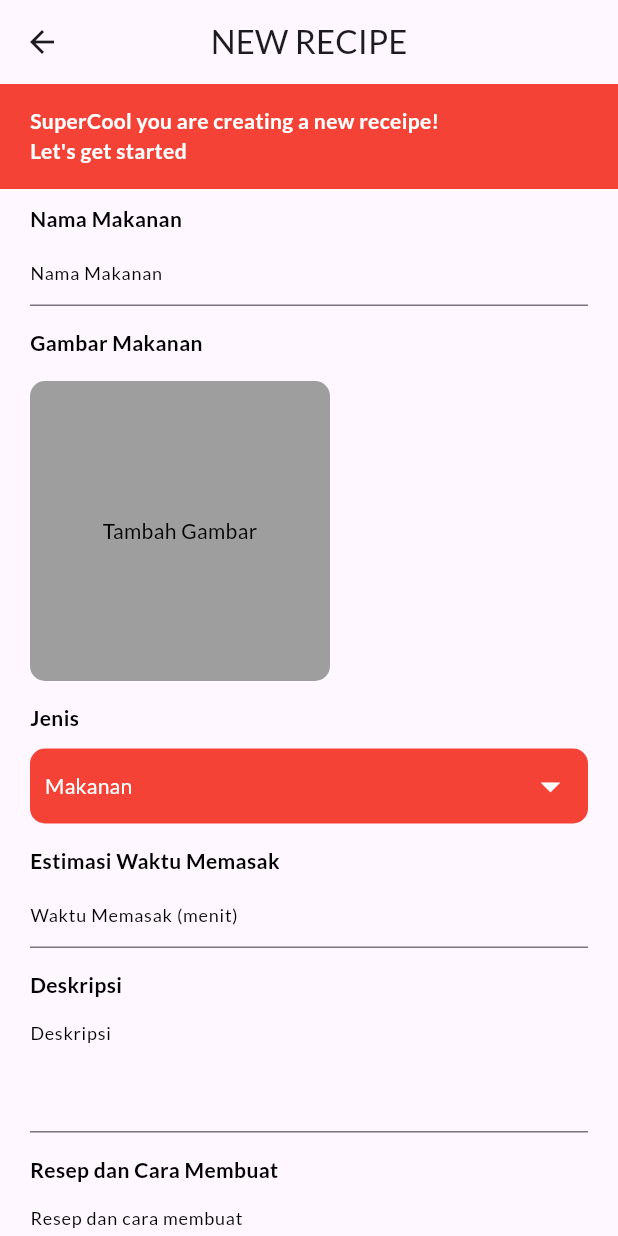
After one commit to bryanhanggara/dapur-mama, a Flutter app: the AddFoodView screen opened by its route, on a phone screen of 412 x 824 dp. The commit adds this screen. Run offline on Flutter 3.47's test engine with Material 3 defaults, Android fonts, the phone set to English and light mode, and no system bars; our stand-ins replace cached_network_image, cloud_firestore, firebase_auth, firebase_core, firebase_storage, flutter_screenutil and 4 more; accounts and stored records are empty; network calls fail.

Commit message:
feat : add feature create recipe from firebase

```diff
--- /dev/null
+++ b/lib/app/modules/AddFood/bindings/add_food_binding.dart
@@ -0,0 +1,12 @@
+import 'package:get/get.dart';
+
+import '../controllers/add_food_controller.dart';
+
+class AddFoodBinding extends Bindings {
+  @override
+  void dependencies() {
+    Get.lazyPut<AddFoodController>(
+      () => AddFoodController(),
+    );
+  }
+}
--- /dev/null
+++ b/lib/app/modules/AddFood/controllers/add_food_controller.dart
@@ -0,0 +1,107 @@
+import 'dart:io';
+
+import 'package:cloud_firestore/cloud_firestore.dart';
+import 'package:firebase_storage/firebase_storage.dart';
+import 'package:flutter/material.dart';
+import 'package:get/get.dart';
+import 'package:image_picker/image_picker.dart';
+
+class AddFoodController extends GetxController {
+  final image = XFile("").obs;
+
+  CollectionReference ref = FirebaseFirestore.instance.collection('Food');
+
+  TextEditingController namaController = TextEditingController();
+  TextEditingController waktupembuatanController = TextEditingController();
+  TextEditingController deskripsiController = TextEditingController();
+  TextEditingController resepController = TextEditingController();
+
+  final selectJenis = ['All', 'Makanan', 'Minuman', 'Kuah'];
+
+  final selectedJenis = "Makanan".obs;
+
+  //method untuk get image dari galeri/kamera
+  Future getImage(bool gallery) async {
+    ImagePicker picker = ImagePicker();
+
+    XFile? pickedFile;
+
+    if (gallery) {
+      pickedFile = await picker.pickImage(
+        source: ImageSource.gallery,
+      );
+    } else {
+      pickedFile = await picker.pickImage(
+        source: ImageSource.camera,
+      );
+    }
+
+    if (pickedFile != null) {
+      image.value = pickedFile;
+    }
+  }
+
+  //method untuk upload ke firestore
+  Future<String> uploadFile(File image) async {
+    final storageReference = FirebaseStorage.instance.ref().child(
+          'Menu/${image.path}',
+        );
+    await storageReference.putFile(image);
+    String returnUrl = "";
+
+    await storageReference.getDownloadURL().then(
+      (fileURL) {
+        returnUrl = fileURL;
+      },
+    );
+    return returnUrl;
+  }
+
+  //method untuk save image dan gambar
+  Future<void> saveImages(
+    File images,
+    String nama,
+    int waktuPembuatan,
+    String deskripsi,
+    String jenis,
+    String resep,
+  ) async {
+    Get.bottomSheet(
+      Container(
+        height: 80,
+        alignment: Alignment.center,
+        decoration: BoxDecoration(
+          color: Colors.white,
+          borderRadius: BorderRadius.only(
+            topLeft: Radius.circular(20),
+            topRight: Radius.circular(20),
+          ),
+        ),
+        child: Row(
+          mainAxisAlignment: MainAxisAlignment.spaceEvenly,
+          children: [
+            CircularProgressIndicator(),
+            Text("Loading"),
+          ],
+        ),
+      ),
+    );
+    //upload ke firestore dan simpan pada imageUrl
+    String imageUrl = await uploadFile(images);
+    final refDoc = ref.doc();
+
+    //upload data resep ke firestore dan simpan url gabar yg sudah diupload
+    final data = {
+      "id": refDoc.id,
+      "nama": nama,
+      "deskripsi": deskripsi,
+      "waktu_pembuatan": waktuPembuatan,
+      "jenis": jenis,
+      "resep": resep,
+      "images": imageUrl
+    };
+
+    refDoc.set(data);
+    Get.back();
+  }
+}
--- /dev/null
+++ b/lib/app/modules/AddFood/views/add_food_view.dart
@@ -0,0 +1,279 @@
+import 'dart:io';
+
+import 'package:flutter/material.dart';
+
+import 'package:get/get.dart';
+import 'package:image_picker/image_picker.dart';
+import 'package:myapp/app/components/snackbar.dart';
+
+import '../controllers/add_food_controller.dart';
+
+class AddFoodView extends GetView<AddFoodController> {
+  const AddFoodView({super.key});
+  @override
+  Widget build(BuildContext context) {
+    final Snackbar snackbar = Snackbar();
+    return Scaffold(
+      appBar: AppBar(
+        title: const Text('NEW RECIPE'),
+        centerTitle: true,
+      ),
+      body: Obx(
+        () => SingleChildScrollView(
+          child: Column(
+            children: [
+              Container(
+                padding: EdgeInsets.symmetric(horizontal: 20),
+                height: 70,
+                alignment: Alignment.centerLeft,
+                width: double.infinity,
+                decoration: BoxDecoration(color: Colors.red),
+                child: Text(
+                  "SuperCool you are creating a new receipe! \n"
+                  "Let's get started",
+                  style: TextStyle(
+                    color: Colors.white,
+                    fontWeight: FontWeight.bold,
+                  ),
+                ),
+              ),
+              Padding(
+                padding: EdgeInsets.symmetric(horizontal: 20, vertical: 10),
+                child: Column(
+                  crossAxisAlignment: CrossAxisAlignment.start,
+                  mainAxisAlignment: MainAxisAlignment.start,
+                  children: [
+                    Text(
+                      "Nama Makanan",
+                      style: TextStyle(
+                        fontWeight: FontWeight.bold,
+                        fontSize: 14,
+                      ),
+                    ),
+                    TextField(
+                      controller: controller.namaController,
+                      decoration: InputDecoration(
+                        hintText: "Nama Makanan",
+                        hintStyle: TextStyle(
+                          color: Colors.black,
+                          fontSize: 12,
+                        ),
+                      ),
+                    ),
+                    SizedBox(
+                      height: 15,
+                    ),
+                    Text(
+                      "Gambar Makanan",
+                      style: TextStyle(
+                        fontWeight: FontWeight.bold,
+                        fontSize: 14,
+                      ),
+                    ),
+                    SizedBox(
+                      height: 15,
+                    ),
+                    Row(
+                      children: [
+                        controller.image.value.path != ""
+                            ? ClipRRect(
+                                borderRadius: BorderRadius.circular(10),
+                                child: Image.file(
+                                  File(controller.image.value.path),
+                                  height: 200,
+                                  width: 200,
+                                  fit: BoxFit.cover,
+                                ),
+                              )
+                            : GestureDetector(
+                                onTap: () async {
+                                  await controller.getImage(true);
+                                },
+                                child: Container(
+                                  height: 200,
+                                  width: 200,
+                                  decoration: BoxDecoration(
+                                    color: Colors.grey,
+                                    borderRadius: BorderRadius.circular(10),
+                                  ),
+                                  child: Center(
+                                    child: Text("Tambah Gambar"),
+                                  ),
+                                ),
+                              ),
+                        Obx(
+                          () => Center(
+                            child: controller.image.value.path != ""
+                                ? IconButton(
+                                    onPressed: () async {
+                                      controller.image.value = XFile("");
+                                    },
+                                    icon: Icon(
+                                      Icons.delete,
+                                    ),
+                                  )
+                                : SizedBox(),
+                          ),
+                        ),
+                      ],
+                    ),
+                    SizedBox(
+                      height: 15,
+                    ),
+                    Text(
+                      "Jenis",
+                      style: TextStyle(
+                        color: Colors.black,
+                        fontWeight: FontWeight.bold,
+                        fontSize: 14,
+                      ),
+                    ),
+                    SizedBox(
+                      height: 10,
+                    ),
+                    Container(
+                      width: double.infinity,
+                      height: 50,
+                      padding: EdgeInsets.symmetric(
+                        horizontal: 10,
+                        vertical: 5,
+                      ),
+                      decoration: BoxDecoration(
+                        color: Colors.red,
+                        borderRadius: BorderRadius.circular(10),
+                      ),
+                      child: DropdownButton(
+                          alignment: Alignment.center,
+                          isExpanded: true,
+                          underline: const SizedBox(),
+                          iconSize: 30,
+                          dropdownColor: Colors.red,
+                          value: controller.selectedJenis.value,
+                          icon: const Icon(Icons.arrow_drop_down,
+                              color: Colors.white),
+                          items: controller.selectJenis.map((String items) {
+                            return DropdownMenuItem(
+                              value: items,
+                              child: Text(items,
+                                  style: TextStyle(
+                                      fontSize: 14, color: Colors.white)),
+                            );
+                          }).toList(),
+                          onChanged: (String? newValue) {
+                            controller.selectedJenis.value =
+                                newValue.toString();
+                          }),
+                    ),
+                    SizedBox(
+                      height: 15,
+                    ),
+                    Text(
+                      "Estimasi Waktu Memasak",
+                      style: TextStyle(
+                        color: Colors.black,
+                        fontWeight: FontWeight.bold,
+                        fontSize: 14,
+                      ),
+                    ),
+                    TextField(
+                      controller: controller.waktupembuatanController,
+                      decoration: InputDecoration(
+                        hintText: "Waktu Memasak (menit)",
+                        hintStyle: TextStyle(
+                          color: Colors.black,
+                          fontSize: 12,
+                        ),
+                      ),
+                    ),
+                    SizedBox(
+                      height: 15,
+                    ),
+                    Text(
+                      "Deskripsi",
+                      style: TextStyle(
+                        color: Colors.black,
+                        fontWeight: FontWeight.bold,
+                        fontSize: 14,
+                      ),
+                    ),
+                    TextField(
+                      controller: controller.deskripsiController,
+                      decoration: InputDecoration(
+                        hintText: "Deskripsi",
+                        hintStyle: TextStyle(
+                          color: Colors.black,
+                          fontSize: 12,
+                        ),
+                      ),
+                      maxLines: 3,
+                    ),
+                    SizedBox(
+                      height: 15,
+                    ),
+                    Text(
+                      "Resep dan Cara Membuat",
+                      style: TextStyle(
+                        color: Colors.black,
+                        fontWeight: FontWeight.bold,
+                        fontSize: 14,
+                      ),
+                    ),
+                    TextField(
+                      controller: controller.resepController,
+                      decoration: InputDecoration(
+                        hintText: "Resep dan cara membuat",
+                        hintStyle: TextStyle(
+                          color: Colors.black,
+                          fontSize: 12,
+                        ),
+                      ),
+                      maxLines: 10,
+                    ),
+                    SizedBox(
+                      height: 15,
+                    ),
+                    Container(
+                      width: double.infinity,
+                      height: 50,
+                      child: ElevatedButton(
+                        onPressed: () async {
+                          if (controller.namaController.text.isEmpty ||
+                              controller
+                                  .waktupembuatanController.text.isEmpty ||
+                              controller.deskripsiController.text.isEmpty ||
+                              controller.selectedJenis.value.isEmpty ||
+                              controller.image.value.path.isEmpty) {
+                            snackbar.snackbarAuth(
+                                "Eror", "Lengkapi Form Terlebih dahulu");
+                          } else {
+                            await controller.saveImages(
+                                File(controller.image.value.path),
+                                controller.namaController.text,
+                                int.parse(
+                                    controller.waktupembuatanController.text),
+                                controller.deskripsiController.text,
+                                controller.selectedJenis.value,
+                                controller.resepController.text);
+                            Get.back();
+                            snackbar.snackbarAuth(
+                                "Berhasil", "Berhasil ditambahkan");
+                          }
+                        },
+                        style: ElevatedButton.styleFrom(
+                            backgroundColor: Colors.red),
+                        child: Text(
+                          "Tambah",
+                          style: TextStyle(color: Colors.white),
+                        ),
+                      ),
+                    )
+                  ],
+                ),
+              )
+            ],
+          ),
+        ),
+      ),
+    );
+  }
+}
--- a/lib/app/routes/app_pages.dart
+++ b/lib/app/routes/app_pages.dart
@@ -1,8 +1,10 @@
 import 'package:get/get.dart';
-import 'package:myapp/app/modules/Auth/views/register_view.dart';
 
+import '../modules/AddFood/bindings/add_food_binding.dart';
+import '../modules/AddFood/views/add_food_view.dart';
 import '../modules/Auth/bindings/auth_binding.dart';
 import '../modules/Auth/views/auth_view.dart';
+import '../modules/Auth/views/register_view.dart';
 import '../modules/home/bindings/home_binding.dart';
 import '../modules/home/views/home_view.dart';
 
@@ -31,5 +33,10 @@ class AppPages {
       page: () => const RegisterView(),
       binding: RegisterBinding(),
     ),
+    GetPage(
+      name: _Paths.ADD_FOOD,
+      page: () => const AddFoodView(),
+      binding: AddFoodBinding(),
+    ),
   ];
 }
--- a/lib/app/routes/app_routes.dart
+++ b/lib/app/routes/app_routes.dart
@@ -5,10 +5,12 @@ abstract class Routes {
   Routes._();
   static const HOME = _Paths.HOME;
   static const AUTH = _Paths.AUTH;
+  static const ADD_FOOD = _Paths.ADD_FOOD;
 }
 
 abstract class _Paths {
   _Paths._();
   static const HOME = '/home';
   static const AUTH = '/auth';
+  static const ADD_FOOD = '/add-food';
 }
--- a/pubspec.yaml
+++ b/pubspec.yaml
@@ -43,6 +43,10 @@ dependencies:
   cloud_firestore: ^5.4.4
   flutter_screenutil: ^5.9.3
   cached_network_image: ^3.3.1
+  shared_preferences: ^2.3.2
+  image_picker: ^1.1.2
+  firebase_storage: ^12.3.4
+  path: ^1.9.0
 
 dev_dependencies:
   flutter_test:
```
Also changed, not shown: lib/app/modules/Auth/controllers/auth_controller.dart (+25 -0 lines), lib/app/modules/home/views/home_view.dart (+34 -8 lines), pubspec.lock.
